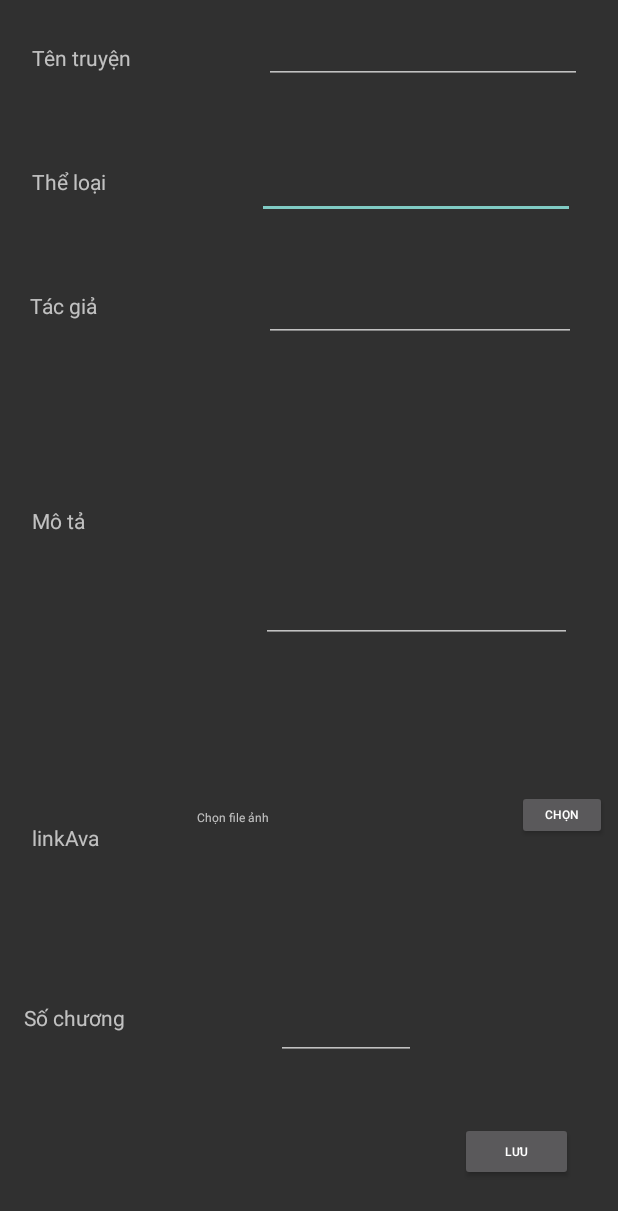
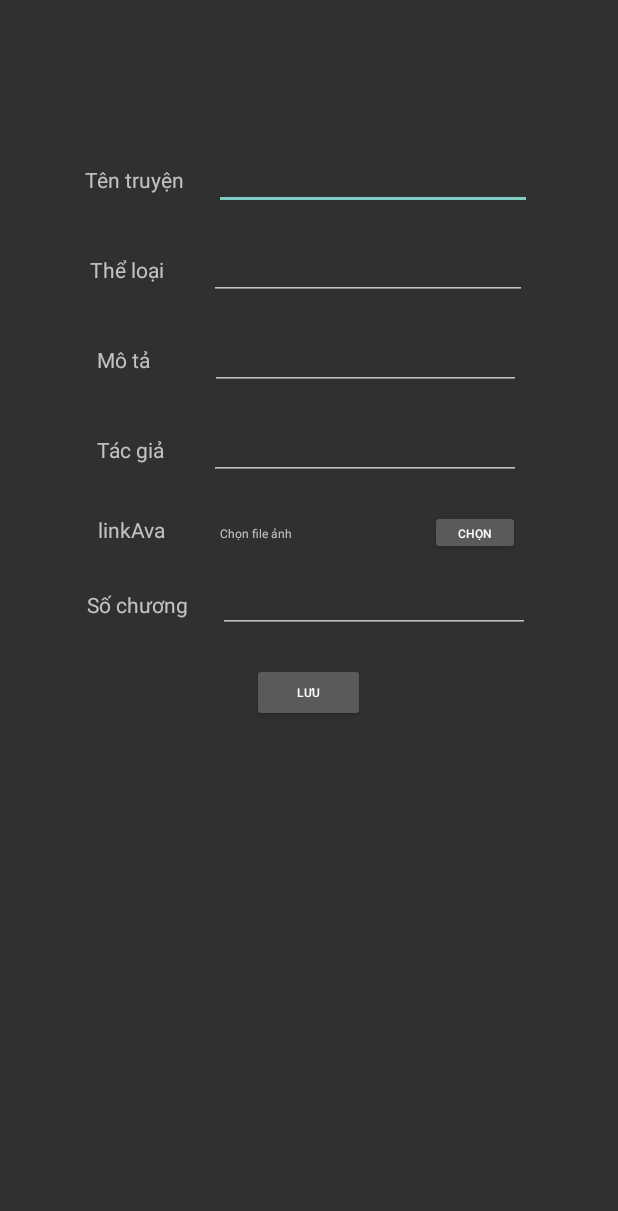
Before and after one commit to demoAndroid/app, an Android app: the ModifyStory screen opened directly, with no data from a screen before it, on a phone screen of 412 x 824 dp. Shown: the top 1211 px of the screen. Run offline under Robolectric (Android 15) with nearby library versions, the phone set to English and light mode, and no system bars; 7 statements that could not run were skipped.

Commit message:
sua file them truyen

```diff
--- a/app/src/main/java/com/example/truyenol/activity/MainDangKy.java
+++ b/app/src/main/java/com/example/truyenol/activity/MainDangKy.java
@@ -83,7 +83,7 @@ public class MainDangKy extends AppCompatActivity {
             @Override
             public void onClick(View v) {
                 Intent chonimg= new Intent(Intent.ACTION_PICK);
-                chonimg.setType("image/*");
+                chonimg.setType("*/*");
                 doSetLinkAva();
                 startActivityForResult(chonimg,REQUEST_CODE_FOLDER);
             }
@@ -132,6 +132,7 @@ public class MainDangKy extends AppCompatActivity {
             String path= data.getData().getPath();
             linkAva.setText(path);
         }
+
         if (requestCode == REQUEST_CODE_FOLDER&&resultCode == RESULT_OK&&data!=null){
             Uri uri = data.getData();
             try{
--- a/app/src/main/res/layout/activity_main_dang_ky.xml
+++ b/app/src/main/res/layout/activity_main_dang_ky.xml
@@ -157,8 +157,9 @@
         <TextView
             android:id="@+id/linkAvaTxt"
             android:text="link"
-            android:layout_width="200dp"
-            android:layout_height="50dp" />
+            android:visibility="invisible"
+            android:layout_width="10dp"
+            android:layout_height="10dp" />
     </LinearLayout>
 
 
--- a/app/src/main/res/layout/activity_main_dang_nhap.xml
+++ b/app/src/main/res/layout/activity_main_dang_nhap.xml
@@ -12,14 +12,14 @@
         android:layout_gravity="center"
         android:layout_marginTop="60dp"
         android:text="Đăng nhập"
-        android:textColor="#333"
+        android:textColor="#FFFFFF"
         android:textSize="30dp"
         android:textStyle="bold" />
     <TextView
         android:text="Username"
         android:textSize="15dp"
         android:textStyle="bold"
-        android:textColor="#333"
+        android:textColor="#FFFFFF"
         android:layout_marginTop="70dp"
         android:layout_marginLeft="30dp"
         android:layout_width="wrap_content"
@@ -43,7 +43,7 @@
         android:text="Password"
         android:textSize="15dp"
         android:textStyle="bold"
-        android:textColor="#333"
+        android:textColor="#FFFFFF"
         android:layout_marginTop="20dp"
         android:layout_marginLeft="30dp"
 
--- a/app/src/main/res/layout/activity_modify_story.xml
+++ b/app/src/main/res/layout/activity_modify_story.xml
@@ -1,16 +1,22 @@
 <?xml version="1.0" encoding="utf-8"?>
 
-<androidx.constraintlayout.widget.ConstraintLayout xmlns:android="http://schemas.android.com/apk/res/android"
+<LinearLayout xmlns:android="http://schemas.android.com/apk/res/android"
     xmlns:app="http://schemas.android.com/apk/res-auto"
     xmlns:tools="http://schemas.android.com/tools"
     android:layout_width="match_parent"
     android:layout_height="match_parent"
+    android:orientation="vertical"
     tools:context=".activity.ModifyStory.ModifyStory">
-
+<LinearLayout
+    android:layout_gravity="center"
+    android:layout_marginTop="100dp"
+    android:layout_width="wrap_content"
+    android:layout_height="wrap_content" >
     <TextView
         android:id="@+id/nameStoryTxt1"
         android:layout_width="wrap_content"
         android:layout_height="wrap_content"
+        android:layout_marginRight="20dp"
         android:text="Tên truyện"
         app:layout_constraintBottom_toBottomOf="parent"
         app:layout_constraintEnd_toEndOf="parent"
@@ -18,23 +24,61 @@
         app:layout_constraintStart_toStartOf="parent"
         app:layout_constraintTop_toTopOf="parent"
         app:layout_constraintVertical_bias="0.036" />
+    <EditText
+        android:id="@+id/typeTxt"
+        android:layout_width="212dp"
+        android:layout_height="wrap_content"
+        android:textSize="14sp"
+        app:layout_constraintBottom_toBottomOf="parent"
+        app:layout_constraintEnd_toEndOf="parent"
+        app:layout_constraintHorizontal_bias="0.857"
+        app:layout_constraintStart_toStartOf="parent"
+        app:layout_constraintTop_toTopOf="parent"
+        app:layout_constraintVertical_bias="0.126" />
 
+</LinearLayout>
+
+    <LinearLayout
+        android:layout_marginTop="20dp"
+        android:layout_gravity="center"
+        android:layout_width="wrap_content"
+        android:layout_height="wrap_content" >
         <TextView
             android:id="@+id/typeTxt1"
             android:layout_width="wrap_content"
             android:layout_height="wrap_content"
             android:text="Thể loại"
+            android:layout_marginRight="30dp"
             app:layout_constraintBottom_toBottomOf="parent"
             app:layout_constraintEnd_toEndOf="parent"
             app:layout_constraintHorizontal_bias="0.059"
             app:layout_constraintStart_toStartOf="parent"
             app:layout_constraintTop_toTopOf="parent"
             app:layout_constraintVertical_bias="0.138" />
+        <EditText
+            android:id="@+id/nameStoryTxt"
+            android:layout_width="212dp"
+            android:layout_height="wrap_content"
+            android:textSize="14sp"
+            app:layout_constraintBottom_toBottomOf="parent"
+            app:layout_constraintEnd_toEndOf="parent"
+            app:layout_constraintHorizontal_bias="0.879"
+            app:layout_constraintStart_toStartOf="parent"
+            app:layout_constraintTop_toTopOf="parent"
+            app:layout_constraintVertical_bias="0.021" />
 
+    </LinearLayout>
+
+    <LinearLayout
+        android:layout_marginTop="20dp"
+        android:layout_gravity="center"
+        android:layout_width="wrap_content"
+        android:layout_height="wrap_content" >
         <TextView
             android:id="@+id/txtdescription1"
             android:layout_width="wrap_content"
             android:layout_height="wrap_content"
+            android:layout_marginRight="40dp"
             android:text="Mô tả"
             app:layout_constraintBottom_toBottomOf="parent"
             app:layout_constraintEnd_toEndOf="parent"
@@ -42,11 +86,29 @@
             app:layout_constraintStart_toStartOf="parent"
             app:layout_constraintTop_toTopOf="parent"
             app:layout_constraintVertical_bias="0.419" />
+        <EditText
+            android:id="@+id/desTxt"
+            android:layout_width="207dp"
+            android:layout_height="wrap_content"
+            android:textSize="14sp"
+            app:layout_constraintBottom_toBottomOf="parent"
+            app:layout_constraintEnd_toEndOf="parent"
+            app:layout_constraintHorizontal_bias="0.849"
+            app:layout_constraintStart_toStartOf="parent"
+            app:layout_constraintTop_toTopOf="parent"
+            app:layout_constraintVertical_bias="0.438" />
 
+    </LinearLayout>
+    <LinearLayout
+        android:layout_marginTop="20dp"
+        android:layout_width="wrap_content"
+        android:layout_gravity="center"
+        android:layout_height="wrap_content" >
         <TextView
             android:id="@+id/authorTxt1"
             android:layout_width="wrap_content"
             android:layout_height="wrap_content"
+            android:layout_marginRight="30dp"
             android:text="Tác giả"
             app:layout_constraintBottom_toBottomOf="parent"
             app:layout_constraintEnd_toEndOf="parent"
@@ -54,11 +116,29 @@
             app:layout_constraintStart_toStartOf="parent"
             app:layout_constraintTop_toTopOf="parent"
             app:layout_constraintVertical_bias="0.241" />
+        <EditText
+            android:id="@+id/authorTxt"
+            android:layout_width="208dp"
+            android:layout_height="wrap_content"
+            android:textSize="14sp"
+            app:layout_constraintBottom_toBottomOf="parent"
+            app:layout_constraintEnd_toEndOf="parent"
+            app:layout_constraintHorizontal_bias="0.864"
+            app:layout_constraintStart_toStartOf="parent"
+            app:layout_constraintTop_toTopOf="parent"
+            app:layout_constraintVertical_bias="0.234" />
 
+    </LinearLayout>
+    <LinearLayout
+        android:layout_gravity="center"
+        android:layout_marginTop="20dp"
+        android:layout_width="wrap_content"
+        android:layout_height="wrap_content" >
         <TextView
             android:id="@+id/linkImgTxt1"
             android:layout_width="wrap_content"
             android:layout_height="wrap_content"
+            android:layout_marginRight="36dp"
             android:text="linkAva"
             app:layout_constraintBottom_toBottomOf="parent"
             app:layout_constraintEnd_toEndOf="parent"
@@ -66,11 +146,11 @@
             app:layout_constraintStart_toStartOf="parent"
             app:layout_constraintTop_toTopOf="parent"
             app:layout_constraintVertical_bias="0.682" />
-
         <TextView
             android:id="@+id/linkTxt"
-        android:layout_width="162dp"
-        android:layout_height="25dp"
+            android:layout_width="120dp"
+            android:layout_height="wrap_content"
+            android:layout_marginRight="20dp"
             android:text="Chọn file ảnh"
             android:textSize="8sp"
             app:layout_constraintBottom_toBottomOf="parent"
@@ -79,57 +159,59 @@
             app:layout_constraintStart_toStartOf="parent"
             app:layout_constraintTop_toTopOf="parent"
             app:layout_constraintVertical_bias="0.675" />
+        <Button
+            android:id="@+id/linkAvaBtn"
+            android:layout_width="60dp"
+            android:layout_height="30dp"
+            android:text="Chọn"
+            android:textSize="8sp"
+            app:layout_constraintBottom_toBottomOf="parent"
+            app:layout_constraintEnd_toEndOf="parent"
+            app:layout_constraintHorizontal_bias="0.98"
+            app:layout_constraintStart_toStartOf="parent"
+            app:layout_constraintTop_toTopOf="parent"
+            app:layout_constraintVertical_bias="0.666" />
+
+    </LinearLayout>
+
+    <LinearLayout
+        android:layout_gravity="center"
+        android:layout_marginTop="20dp"
+        android:layout_width="wrap_content"
+        android:layout_height="wrap_content" >
+        <TextView
+            android:id="@+id/textView3"
+            android:layout_width="wrap_content"
+            android:layout_height="wrap_content"
+            android:layout_marginRight="20dp"
+            android:text="Số chương"
+            app:layout_constraintBottom_toBottomOf="parent"
+            app:layout_constraintEnd_toEndOf="parent"
+            app:layout_constraintHorizontal_bias="0.056"
+            app:layout_constraintStart_toStartOf="parent"
+            app:layout_constraintTop_toTopOf="parent"
+            app:layout_constraintVertical_bias="0.848" />
 
         <EditText
-        android:id="@+id/typeTxt"
-        android:layout_width="212dp"
-        android:layout_height="48dp"
-        android:textSize="14sp"
+            android:id="@+id/chapterNumberTxt"
+            android:layout_width="208dp"
+            android:layout_height="wrap_content"
+            android:text=""
+            android:textSize="8sp"
             app:layout_constraintBottom_toBottomOf="parent"
             app:layout_constraintEnd_toEndOf="parent"
-        app:layout_constraintHorizontal_bias="0.857"
+            app:layout_constraintHorizontal_bias="0.578"
             app:layout_constraintStart_toStartOf="parent"
             app:layout_constraintTop_toTopOf="parent"
-        app:layout_constraintVertical_bias="0.126" />
+            app:layout_constraintVertical_bias="0.851" />
+    </LinearLayout>
 
-    <EditText
-        android:id="@+id/nameStoryTxt"
-        android:layout_width="212dp"
-        android:layout_height="39dp"
-        android:textSize="14sp"
-        app:layout_constraintBottom_toBottomOf="parent"
-        app:layout_constraintEnd_toEndOf="parent"
-        app:layout_constraintHorizontal_bias="0.879"
-        app:layout_constraintStart_toStartOf="parent"
-        app:layout_constraintTop_toTopOf="parent"
-        app:layout_constraintVertical_bias="0.021" />
 
-    <EditText
-        android:id="@+id/desTxt"
-        android:layout_width="207dp"
-        android:layout_height="120dp"
-        android:textSize="14sp"
-        app:layout_constraintBottom_toBottomOf="parent"
-        app:layout_constraintEnd_toEndOf="parent"
-        app:layout_constraintHorizontal_bias="0.849"
-        app:layout_constraintStart_toStartOf="parent"
-        app:layout_constraintTop_toTopOf="parent"
-        app:layout_constraintVertical_bias="0.438" />
-
-    <EditText
-        android:id="@+id/authorTxt"
-        android:layout_width="208dp"
-        android:layout_height="46dp"
-        android:textSize="14sp"
-        app:layout_constraintBottom_toBottomOf="parent"
-        app:layout_constraintEnd_toEndOf="parent"
-        app:layout_constraintHorizontal_bias="0.864"
-        app:layout_constraintStart_toStartOf="parent"
-        app:layout_constraintTop_toTopOf="parent"
-        app:layout_constraintVertical_bias="0.234" />
 
     <Button
         android:id="@+id/saveBtn"
+        android:layout_gravity="center"
+        android:layout_marginTop="20dp"
         android:layout_width="75dp"
         android:layout_height="39dp"
         android:text="Lưu"
@@ -141,41 +223,20 @@
         app:layout_constraintTop_toTopOf="parent"
         app:layout_constraintVertical_bias="0.953" />
 
-    <Button
-        android:id="@+id/linkAvaBtn"
-        android:layout_width="60dp"
-        android:layout_height="33dp"
-        android:text="Chọn"
-        android:textSize="8sp"
-        app:layout_constraintBottom_toBottomOf="parent"
-        app:layout_constraintEnd_toEndOf="parent"
-        app:layout_constraintHorizontal_bias="0.98"
-        app:layout_constraintStart_toStartOf="parent"
-        app:layout_constraintTop_toTopOf="parent"
-        app:layout_constraintVertical_bias="0.666" />
 
-    <EditText
-        android:id="@+id/chapterNumberTxt"
-        android:layout_width="93dp"
-        android:layout_height="38dp"
-        android:text=""
-        android:textSize="8sp"
-        app:layout_constraintBottom_toBottomOf="parent"
-        app:layout_constraintEnd_toEndOf="parent"
-        app:layout_constraintHorizontal_bias="0.578"
-        app:layout_constraintStart_toStartOf="parent"
-        app:layout_constraintTop_toTopOf="parent"
-        app:layout_constraintVertical_bias="0.851" />
 
-    <TextView
-        android:id="@+id/textView3"
-        android:layout_width="129dp"
-        android:layout_height="35dp"
-        android:text="Số chương"
-        app:layout_constraintBottom_toBottomOf="parent"
-        app:layout_constraintEnd_toEndOf="parent"
-        app:layout_constraintHorizontal_bias="0.056"
-        app:layout_constraintStart_toStartOf="parent"
-        app:layout_constraintTop_toTopOf="parent"
-        app:layout_constraintVertical_bias="0.848" />
-</androidx.constraintlayout.widget.ConstraintLayout>
+
+
+
+
+
+
+
+
+
+
+
+
+
+
+</LinearLayout>
```
Lines whose indentation alone changed are shown as unchanged.
